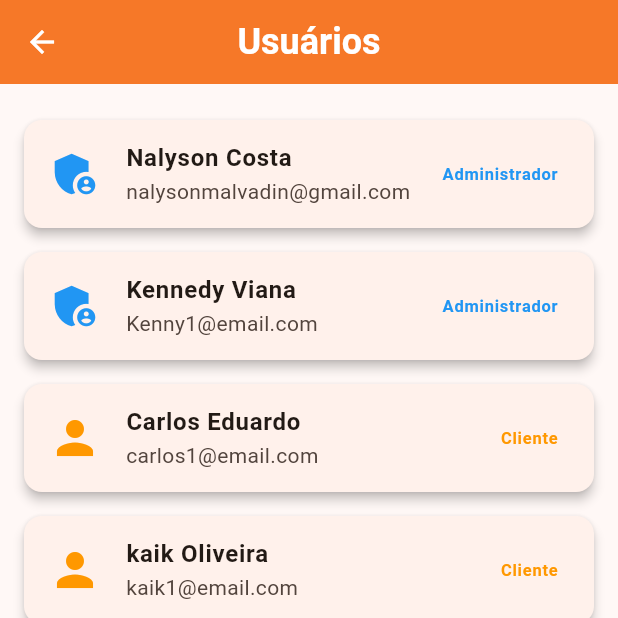
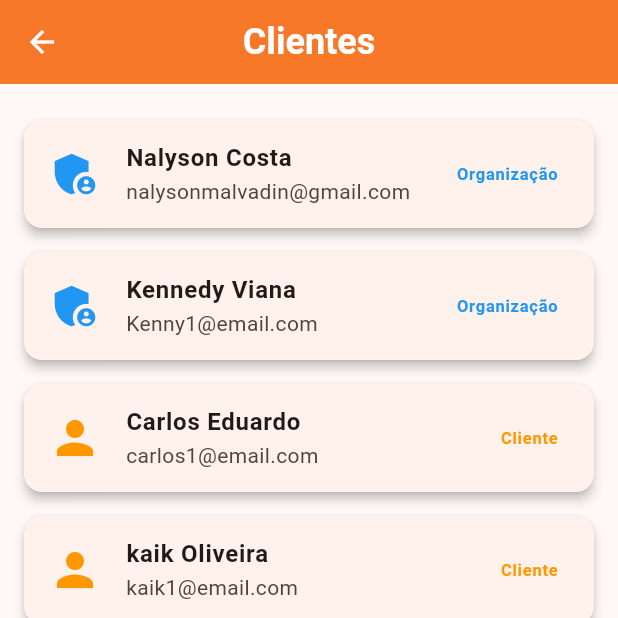
Before and after one commit to Aiko-sys/agendaki, a Flutter app: the UsersScreen screen opened directly, on a phone screen of 412 x 824 dp, the top half of it. Run offline on Flutter 3.47's test engine with Material 3 defaults, Android fonts, the phone set to English and light mode, and no system bars; our stand-ins replace cloud_firestore, firebase_auth, firebase_core, table_calendar; accounts and stored records are empty; statements that could not run were skipped.

Commit message:
quase finish

```diff
--- a/lib/routes/app_routes.dart
+++ b/lib/routes/app_routes.dart
@@ -50,6 +50,9 @@ class AppRoutes {
       // usuarios: (context) => AuthGuard(child: const UsersScreen()),
       configuracoes: (context) =>
           AuthGuard(child: const ConfiguracoesScreen()),
+
+      usuarios: (context) =>
+        AuthGuard(child: UsersScreen()),
     };
   }
 }
--- a/lib/screens/espacos_screen.dart
+++ b/lib/screens/espacos_screen.dart
@@ -124,9 +124,10 @@ class _EspacosScreenState extends State<EspacosScreen> {
                 }
               },
             ),
+            if (userType == 'Organização')
             ListTile(
               leading: const Icon(Icons.supervised_user_circle_sharp),
-              title: const Text('Ver Usuários'),
+              title: const Text('Ver clientes'),
               onTap: () {
                 Navigator.pop(context);
                 Navigator.pushNamed(context, '/usuarios');
--- a/lib/screens/users_screen.dart
+++ b/lib/screens/users_screen.dart
@@ -11,19 +11,23 @@ class Usuario {
   Usuario({required this.nome, required this.email, required this.tipo});
 }
 
-class UsersScreen extends StatelessWidget {
+class UsersScreen extends StatefulWidget {
   UsersScreen({Key? key}) : super(key: key);
 
+  State<UsersScreen> createState() => _UsersScreenState();
+}
+class _UsersScreenState extends State<UsersScreen> {
+
   final List<Usuario> usuarios = [
-    Usuario(nome: 'Nalyson Costa', email: 'nalysonmalvadin@gmail.com', tipo: 'Administrador'),
-    Usuario(nome: 'Kennedy Viana', email: 'Kenny1@email.com', tipo: 'Administrador'),
+    Usuario(nome: 'Nalyson Costa', email: 'nalysonmalvadin@gmail.com', tipo: 'Organização'),
+    Usuario(nome: 'Kennedy Viana', email: 'Kenny1@email.com', tipo: 'Organização'),
     Usuario(nome: 'Carlos Eduardo', email: 'carlos1@email.com', tipo: 'Cliente'),
     Usuario(nome: 'kaik Oliveira', email: 'kaik1@email.com', tipo: 'Cliente'),
   ];
 
   IconData _getIcon(String tipo) {
     switch (tipo.toLowerCase()) {
-      case 'administrador':
+      case 'organização':
         return Icons.admin_panel_settings;
       case 'aluno':
         return Icons.school;
@@ -34,7 +38,7 @@ class UsersScreen extends StatelessWidget {
 
   Color _getTipoColor(String tipo) {
     switch (tipo.toLowerCase()) {
-      case 'administrador':
+      case 'organização':
         return Colors.blue;
       case 'aluno':
         return Colors.red;
@@ -56,7 +60,7 @@ class UsersScreen extends StatelessWidget {
           },
         ),
         title: const Text(
-          'Usuários',
+          'Clientes',
           style: TextStyle(
             color: Colors.white,
             fontWeight: FontWeight.bold,
```
